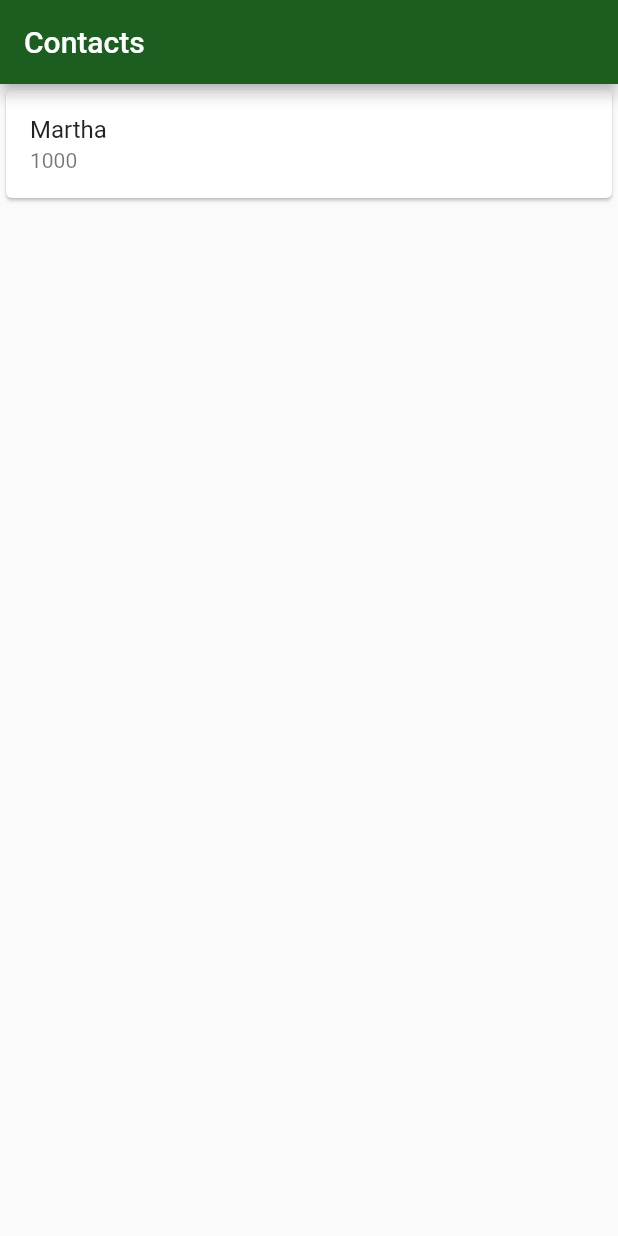
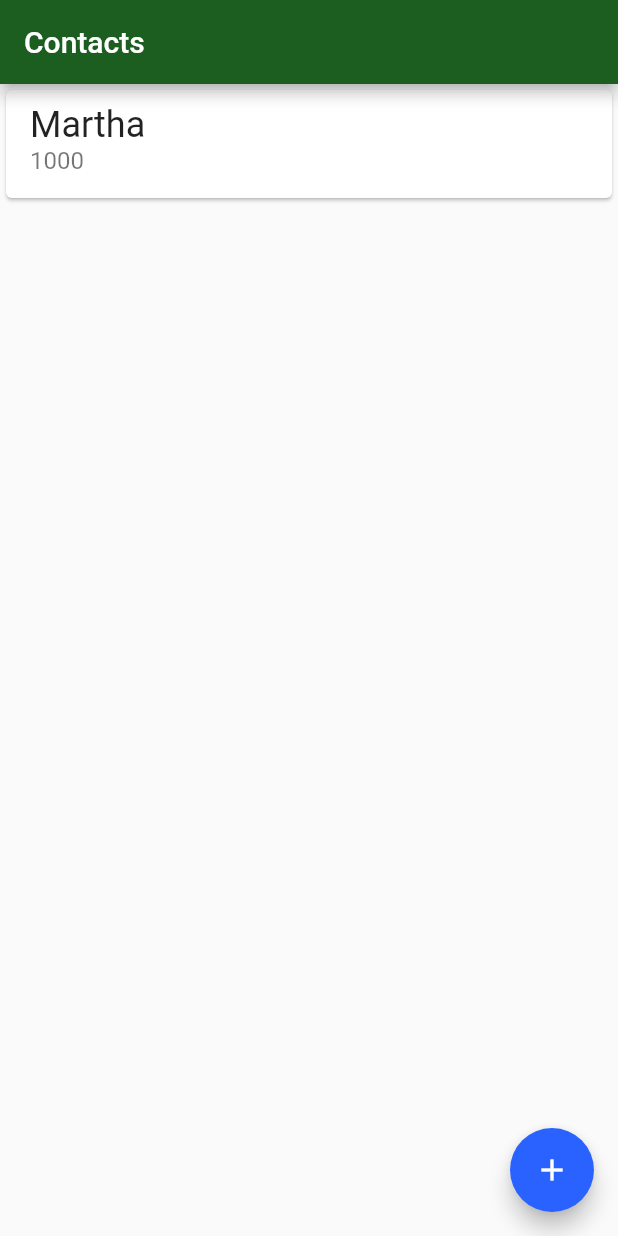
Before and after one commit to michellymenezes/bytebank, a Flutter app: the screen it shows after launch, on a phone screen of 412 x 824 dp. Run offline on Flutter 3.47's test engine with Material 2 defaults, Android fonts, the phone set to English and light mode, and no system bars.

Commit message:
Add floating button

```diff
--- a/lib/main.dart
+++ b/lib/main.dart
@@ -31,12 +31,26 @@ class ContactList extends StatelessWidget {
         children: [
           Card(
             child: ListTile(
-              title: Text("Martha"),
-              subtitle: Text("1000"),
+              title: Text(
+                "Martha",
+                style: TextStyle(
+                  fontSize: 24.0,
+                ),
+              ),
+              subtitle: Text(
+                "1000",
+                style: TextStyle(
+                  fontSize: 16.0,
+                ),
+              ),
             ),
           )
         ],
       ),
+      floatingActionButton: FloatingActionButton(
+        onPressed: () {},
+        child: Icon(Icons.add),
+      ),
     );
   }
 }
```
